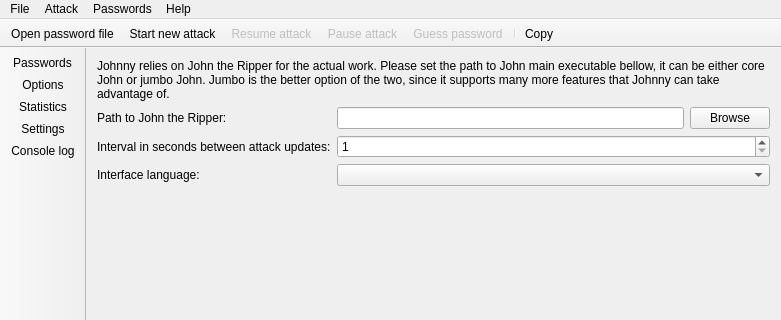
Old version of the form forms/mainwindow.ui in the repository openwall/johnny; both pictures show x 0 to 781 and y 0 to 320 of the 781 by 640 pixel window.
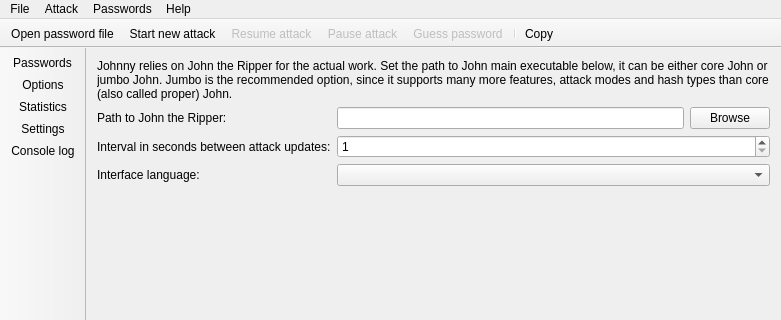
New version of the form. The open tabs and pages were chosen to show the change. Icons and pictures are not drawn. Custom widgets are drawn as their Qt base class.

Commit message: Help text adjustment.

```diff
--- a/forms/mainwindow.ui
+++ b/forms/mainwindow.ui
@@ -1017,7 +1017,7 @@
             <item>
              <widget class="QLabel" name="label_10">
               <property name="text">
-               <string>Johnny relies on John the Ripper for the actual work. Please set the path to John main executable bellow, it can be either core John or jumbo John. Jumbo is the better option of the two, since it supports many more features that Johnny can take advantage of.</string>
+               <string>Johnny relies on John the Ripper for the actual work. Set the path to John main executable below, it can be either core John or jumbo John. Jumbo is the recommended option, since it supports many more features, attack modes and hash types than core (also called proper) John.</string>
               </property>
               <property name="wordWrap">
                <bool>true</bool>
```
